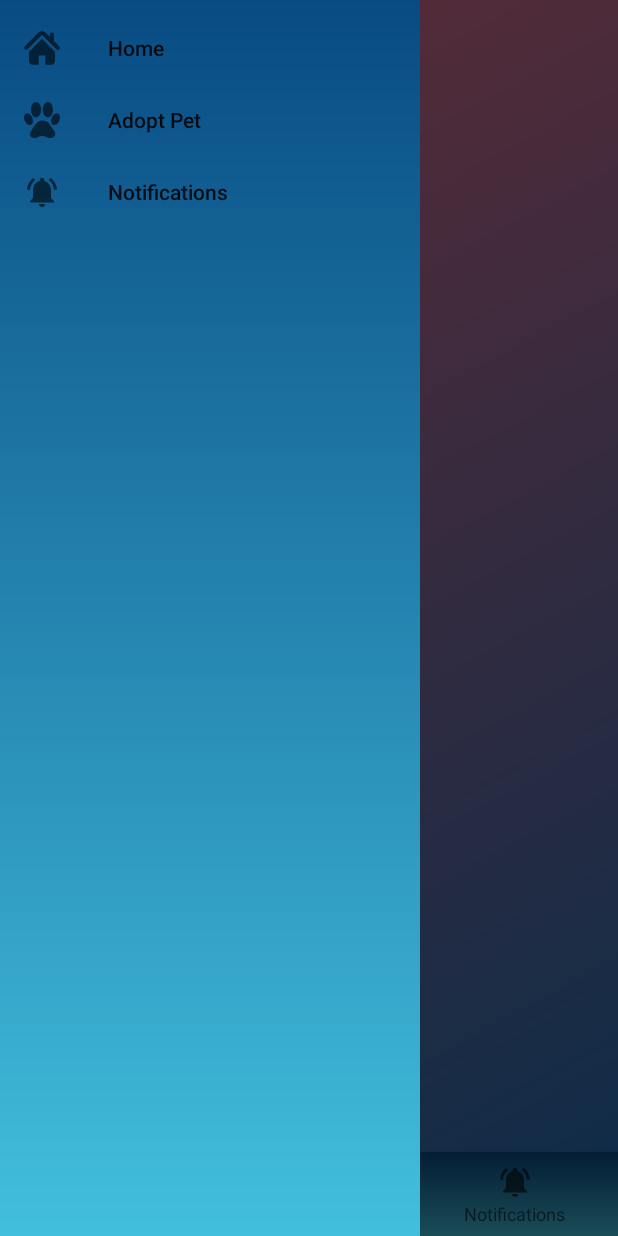
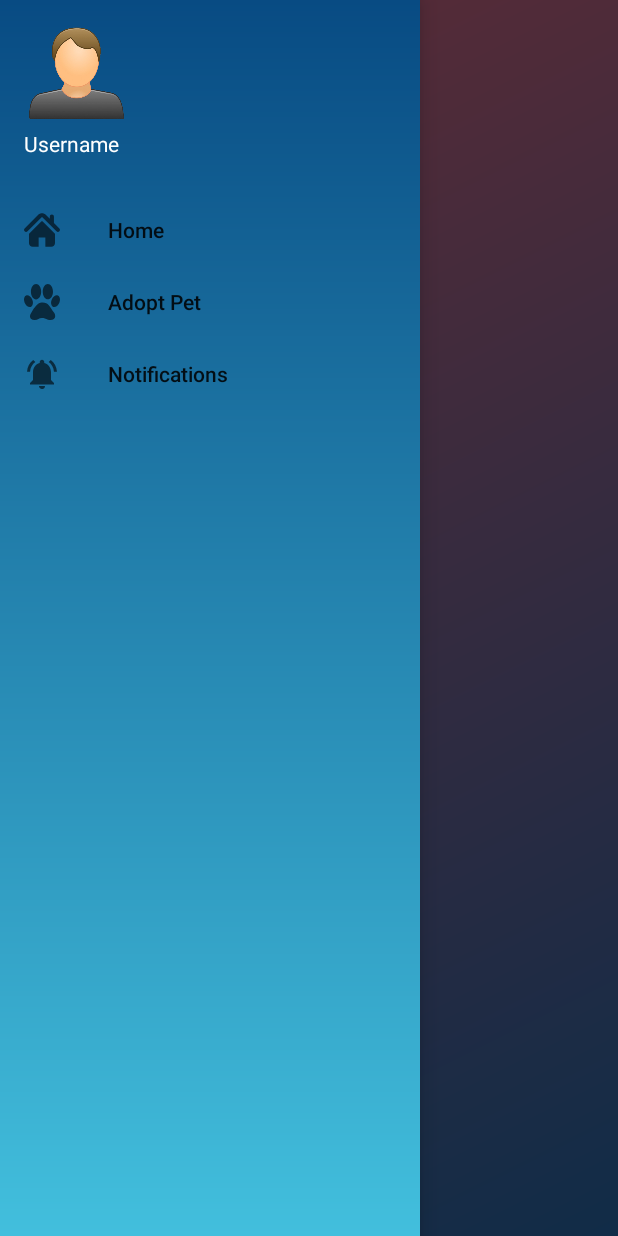
Before and after one commit to WenDEVLIFE/Pet-Adoption-App, an Android app: the FragementController screen opened directly, with no data from a screen before it, with the side drawer open, on a phone screen of 412 x 824 dp. Run offline under Robolectric (Android 15) with nearby library versions, the phone set to English and light mode, and no system bars.

Commit message:
Added  user icon and username 💻

```diff
--- /dev/null
+++ b/app/src/main/res/drawable/nav_userinfo.xml
@@ -0,0 +1,21 @@
+<?xml version="1.0" encoding="utf-8"?>
+<LinearLayout xmlns:android="http://schemas.android.com/apk/res/android"
+        android:layout_width="match_parent"
+        android:layout_height="wrap_content"
+        android:orientation="vertical"
+        android:padding="16dp">
+
+    <ImageView
+            android:id="@+id/user_icon"
+            android:layout_width="70dp"
+            android:layout_height="70dp"
+            android:src="@drawable/user_icon" />
+
+    <TextView
+            android:id="@+id/username"
+            android:layout_width="wrap_content"
+            android:layout_height="wrap_content"
+            android:text="Username"
+            android:textSize="14sp"
+            android:textColor="@color/white" />
+</LinearLayout>
--- a/app/src/main/res/layout/activity_home.xml
+++ b/app/src/main/res/layout/activity_home.xml
@@ -8,7 +8,8 @@
     <androidx.constraintlayout.widget.ConstraintLayout
             android:id="@+id/main"
             android:layout_width="match_parent"
-            android:layout_height="match_parent">
+            android:layout_height="match_parent"
+            android:background="@drawable/background_gradient">
 
         <FrameLayout
                 android:id="@+id/nav_host_fragment"
@@ -17,30 +18,27 @@
                 android:background="@drawable/background_gradient"
                 app:layout_constraintEnd_toEndOf="parent"
                 app:layout_constraintStart_toStartOf="parent"
-                app:layout_constraintBottom_toTopOf="@id/bottom_navigation"
                 app:layout_constraintTop_toTopOf="parent">
 
         </FrameLayout>
 
-        <com.google.android.material.bottomnavigation.BottomNavigationView
-                android:id="@+id/bottom_navigation"
-                android:layout_width="match_parent"
-                android:layout_height="wrap_content"
-                android:textColor="@color/black"
-                app:layout_constraintStart_toStartOf="parent"
-                app:layout_constraintBottom_toBottomOf="parent"
-                app:layout_constraintEnd_toEndOf="parent"
-                app:layout_constraintHorizontal_bias="1.0"
-                android:background="@drawable/navbottom"
-                app:menu="@menu/bottom_navmenumain" />
     </androidx.constraintlayout.widget.ConstraintLayout>
 
-    <com.google.android.material.navigation.NavigationView
-            android:id="@+id/nav_view"
+    <FrameLayout
             android:layout_width="wrap_content"
             android:layout_height="match_parent"
             android:layout_gravity="start"
-            android:background="@drawable/navbottom"
-            app:menu="@menu/bottom_navmenumain" />
+            android:background="@drawable/navbottom">
+
+        <com.google.android.material.navigation.NavigationView
+                android:id="@+id/nav_view"
+                android:layout_width="wrap_content"
+                android:layout_height="match_parent"
+                app:headerLayout="@drawable/nav_userinfo"
+                android:background="@drawable/navbottom"
+                app:menu="@menu/bottom_navmenumain"
+                />
+
+    </FrameLayout>
 
 </androidx.drawerlayout.widget.DrawerLayout>
```
Also changed, not shown: app/src/main/res/drawable/user_icon.png (added), app/src/main/res/menu/bottom_navmenumain.xml (line endings or trailing spaces).
